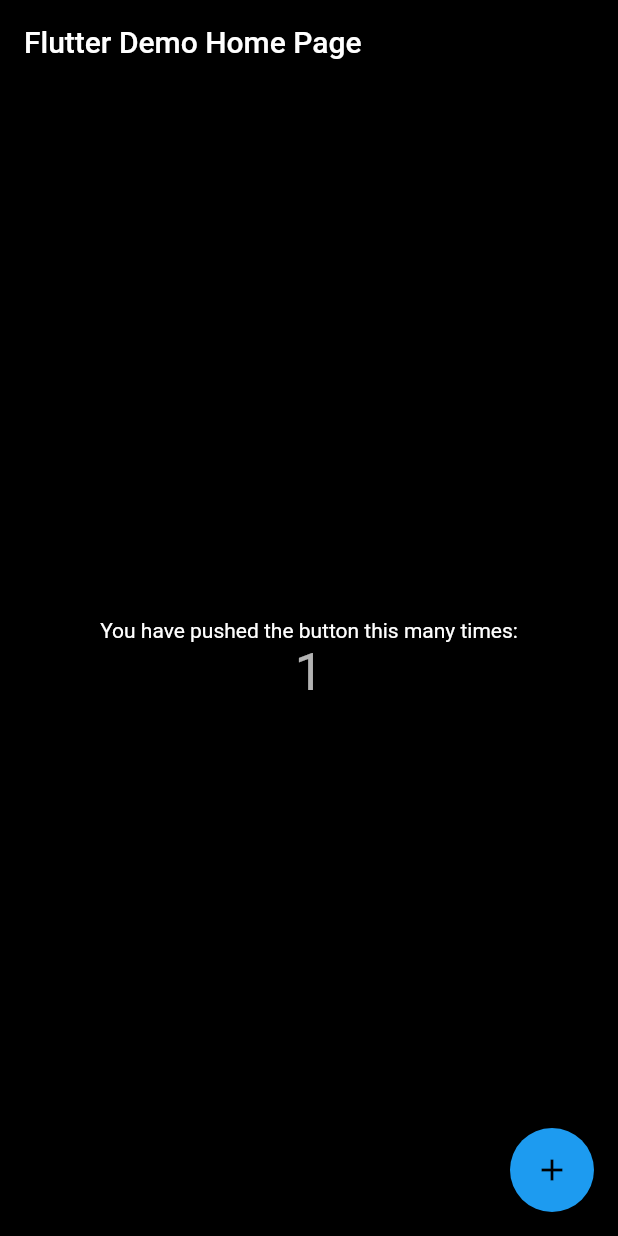
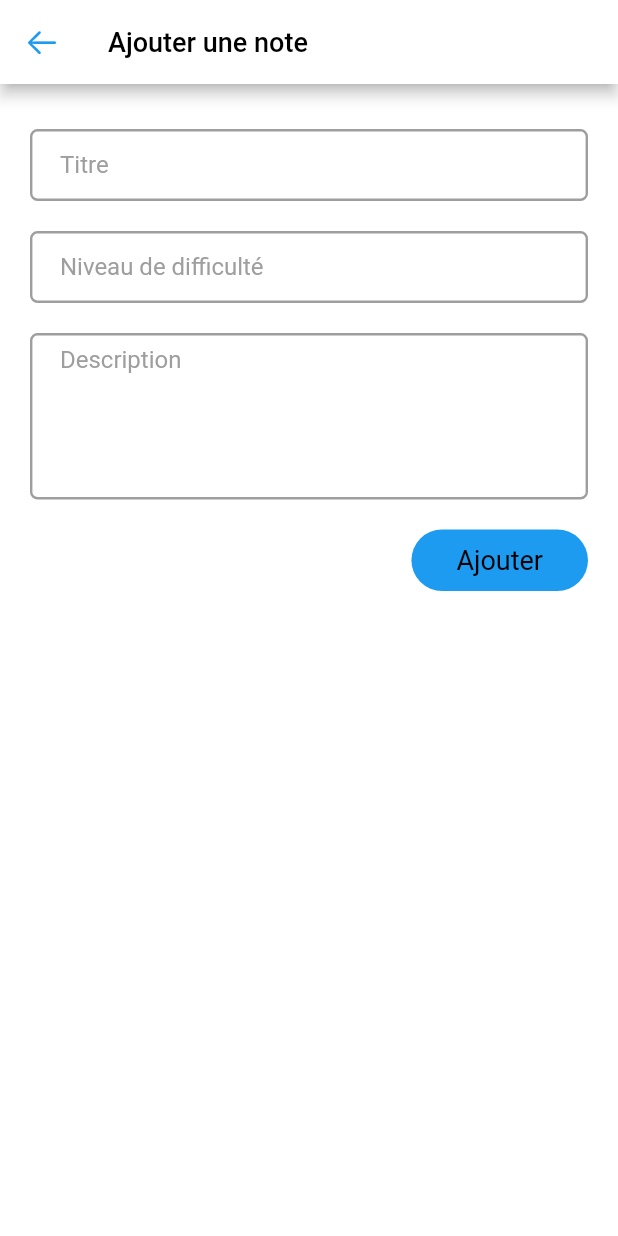
Before and after one commit to patson120/flutter_project_structure, a Flutter app: the screen it shows after launch, after a tap on the "add" icon, on a phone screen of 412 x 824 dp. Run offline on Flutter 3.47's test engine with Material 2 defaults, Android fonts, the light colour scheme and no system bars; our stand-ins replace connectivity_plus, sqflite; accounts and stored records are empty.

Commit message:
Implementation de deux interfaces pour la gestion de mon bloc note

```diff
--- a/lib/components/custom_text_fields.dart
+++ b/lib/components/custom_text_fields.dart
@@ -4,17 +4,29 @@ import 'package:project_structure/theme/Palette.dart';
 class CustomTextField extends StatelessWidget {
   final TextEditingController? controller;
   final String? hintText;
-  const CustomTextField({super.key, this.controller, this.hintText});
+  final int? maxLines;
+  final Color? hintColor;
+  final TextInputType? keyboardType;
+  const CustomTextField({
+    super.key,
+    this.controller,
+    this.hintText,
+    this.maxLines,
+    this.hintColor,
+    this.keyboardType,
+  });
 
   @override
   Widget build(BuildContext context) {
     return TextFormField(
       controller: controller,
-      style: const TextStyle(
+      style: TextStyle(
         fontSize: 16,
-        color: Palette.whiteColor,
+        color: hintColor ?? Colors.black,
         decoration: TextDecoration.none,
       ),
+      keyboardType: keyboardType,
+      maxLines: maxLines ?? 1,
       decoration: InputDecoration(
           focusedBorder: OutlineInputBorder(
               borderRadius: BorderRadius.circular(5),
@@ -23,9 +35,9 @@ class CustomTextField extends StatelessWidget {
           enabledBorder: OutlineInputBorder(
               borderRadius: BorderRadius.circular(5),
               borderSide:
-                  const BorderSide(width: 1.6, color: Palette.greyColor)),
+                  BorderSide(width: 1.6, color: hintColor ?? Colors.grey)),
           hintText: hintText,
-          hintStyle: const TextStyle(fontSize: 16, color: Palette.whiteColor),
+          hintStyle: TextStyle(fontSize: 16, color: hintColor ?? Colors.grey),
           contentPadding:
               const EdgeInsets.symmetric(horizontal: 20, vertical: 8)),
     );
--- a/lib/databases/local/notesDatabase.dart
+++ b/lib/databases/local/notesDatabase.dart
@@ -17,14 +17,12 @@ class NotesDatabase {
 
   Future<Database> _initDB(String filePath) async {
     final dbPath = await getDatabasesPath();
-
     final path = p.join(dbPath, filePath);
-
     return await openDatabase(path, version: 1, onCreate: _onCreateDB);
   }
 
   Future _onCreateDB(Database db, int version) async {
-    final idType = "INTERGER PRIMARY KEY AUTOINCREMENT";
+    final idType = "INTEGER PRIMARY KEY AUTOINCREMENT";
     final booleanType = "BOOLEAN NOT NULL";
     final integerType = "INTEGER NOT NULL";
     final textType = "TEXT NOT NULL";
@@ -37,8 +35,7 @@ class NotesDatabase {
       ${NoteFields.number} $integerType,
       ${NoteFields.title} $textType,
       ${NoteFields.description} $textType,
-      ${NoteFields.time} $textType,
-
+      ${NoteFields.time} $textType
     )
     """);
   }
--- /dev/null
+++ b/lib/features/auth/views/home_view.dart
@@ -0,0 +1,161 @@
+import 'package:flutter/cupertino.dart';
+import 'package:flutter/material.dart';
+import 'package:intl/intl.dart';
+import 'package:project_structure/databases/local/models/notes.dart';
+import 'package:project_structure/databases/local/notesDatabase.dart';
+import 'package:project_structure/features/auth/views/note_form.dart';
+import 'package:project_structure/theme/Palette.dart';
+
+class HomePage extends StatefulWidget {
+  final String title;
+  const HomePage({super.key, required this.title});
+
+  @override
+  State<HomePage> createState() => _HomePageState();
+}
+
+class _HomePageState extends State<HomePage> {
+  // C'est cette classe qui sert de controller
+  List<Note> notes = [];
+  bool isLoading = false;
+
+  @override
+  void initState() {
+    super.initState();
+
+    // Appel de la méthode qui va lister toutes les notes de la base de données
+    refreshNote();
+  }
+
+  @override
+  void dispose() {
+    NotesDatabase.instance.close();
+    super.dispose();
+  }
+
+  Future refreshNote() async {
+    setState(() {
+      isLoading = true;
+    });
+    notes = await NotesDatabase.instance.readAllNotes();
+    setState(() {
+      isLoading = false;
+    });
+  }
+
+  @override
+  Widget build(BuildContext context) {
+    return SafeArea(
+        child: Scaffold(
+      backgroundColor: Colors.white,
+      appBar: AppBar(
+        backgroundColor: Colors.white,
+        elevation: 4,
+        title: Row(
+          children: [
+            const Icon(Icons.edit, color: Palette.blueColor, size: 26),
+            const SizedBox(
+              width: 8,
+            ),
+            Text(
+              widget.title,
+              style: const TextStyle(fontSize: 18, color: Colors.black),
+            ),
+          ],
+        ),
+      ),
+      floatingActionButton: FloatingActionButton(
+        onPressed: () {
+          Navigator.push(
+            context,
+            MaterialPageRoute(builder: (context) => const NoteForm()),
+          );
+        },
+        tooltip: 'Ajouter une note',
+        child: const Icon(Icons.add),
+      ),
+      body: Padding(
+        padding: const EdgeInsets.symmetric(horizontal: 20),
+        child: ListView(children: <Widget>[
+          const SizedBox(
+            height: 20,
+          ),
+          notes.isEmpty
+              ? Container(
+                  height: 350,
+                  decoration: const BoxDecoration(),
+                  child: const Align(
+                    alignment: Alignment.center,
+                    child: Text(
+                      "Aucune note présente",
+                      style: TextStyle(fontSize: 18, color: Colors.black),
+                    ),
+                  ),
+                )
+              : Container(),
+          ...List.generate(
+              notes.length,
+              (index) => Padding(
+                    padding: const EdgeInsets.symmetric(vertical: 10.0),
+                    child: Card(
+                      color: Palette.blueColor.withOpacity(0.1),
+                      elevation: 0,
+                      child: Padding(
+                        padding: const EdgeInsets.symmetric(
+                            vertical: 10, horizontal: 10),
+                        child: Column(
+                          crossAxisAlignment: CrossAxisAlignment.start,
+                          children: [
+                            Align(
+                              alignment: Alignment.topRight,
+                              child: Text(
+                                  DateFormat.yMMMd()
+                                      .format(notes[index].createdTime),
+                                  style: const TextStyle(
+                                      fontSize: 13, color: Palette.blueColor)),
+                            ),
+                            const SizedBox(
+                              height: 6,
+                            ),
+                            Row(
+                              children: [
+                                Container(
+                                    height: 20,
+                                    width: 20,
+                                    decoration: BoxDecoration(
+                                        color: Colors.green.withOpacity(0.5),
+                                        shape: BoxShape.circle),
+                                    child: Center(
+                                      child: Text(
+                                          notes[index].number.toString(),
+                                          style: TextStyle(
+                                              fontSize: 11,
+                                              color: Colors.white
+                                                  .withOpacity(0.6))),
+                                    )),
+                                const SizedBox(
+                                  width: 10,
+                                ),
+                                Text(notes[index].title.toString(),
+                                    style: TextStyle(
+                                        fontSize: 16,
+                                        color: Colors.black.withOpacity(0.6))),
+                              ],
+                            ),
+                            const SizedBox(
+                              height: 8,
+                            ),
+                            Text(notes[index].description.toString(),
+                                style: TextStyle(
+                                    fontSize: 14,
+                                    color: Colors.black.withOpacity(0.8))),
+                          ],
+                        ),
+                      ),
+                    ),
+                  ))
+        ]),
+      ),
+    ));
+  }
+}
--- /dev/null
+++ b/lib/features/auth/views/note_form.dart
@@ -0,0 +1,152 @@
+import 'package:flutter/cupertino.dart';
+import 'package:flutter/material.dart';
+import 'package:project_structure/components/custom_text_fields.dart';
+import 'package:project_structure/databases/local/models/notes.dart';
+import 'package:project_structure/databases/local/notesDatabase.dart';
+import 'package:project_structure/theme/Palette.dart';
+
+class NoteForm extends StatefulWidget {
+  const NoteForm({super.key});
+
+  @override
+  State<NoteForm> createState() => _NoteFormState();
+}
+
+class _NoteFormState extends State<NoteForm> {
+  final TextEditingController titleController = TextEditingController();
+  final TextEditingController descriptionController = TextEditingController();
+  final TextEditingController numberController = TextEditingController();
+  @override
+  void initState() {
+    super.initState();
+  }
+
+  @override
+  void dispose() {
+    super.dispose();
+  }
+
+  void showSnackBar(String message) {
+    final snackBar = SnackBar(
+      elevation: 4,
+      backgroundColor: Palette.blueColor,
+      showCloseIcon: true,
+      content: Text(
+        message,
+        style: const TextStyle(color: Palette.whiteColor, fontSize: 14),
+      ),
+      action: SnackBarAction(
+        label: '',
+        onPressed: () {
+          // Some code to undo the change.
+        },
+      ),
+    );
+    // Find the ScaffoldMessenger in the widget tree
+    // and use it to show a SnackBar.
+    ScaffoldMessenger.of(context).showSnackBar(snackBar);
+  }
+
+  Future<void> addNote() async {
+    if (titleController.text.isEmpty) {
+      showSnackBar("Le titre ne peut être vide");
+      return;
+    }
+
+    if (numberController.text.isEmpty) {
+      showSnackBar("Le niveau ne peut être vide");
+      return;
+    }
+
+    if (descriptionController.text.isEmpty) {
+      showSnackBar("La description ne peut être vide");
+      return;
+    }
+
+    Note note = Note(
+        isImportant: true,
+        number: numberController.text.isNotEmpty
+            ? int.parse(numberController.text)
+            : 0,
+        title: titleController.text,
+        description: descriptionController.text,
+        createdTime: DateTime.now());
+    note = await NotesDatabase.instance.create(note);
+    Navigator.pop(context);
+  }
+
+  @override
+  Widget build(BuildContext context) {
+    return SafeArea(
+        child: Scaffold(
+      backgroundColor: Palette.whiteColor,
+      appBar: AppBar(
+        backgroundColor: Palette.whiteColor,
+        elevation: 4,
+        leading: InkWell(
+            onTap: () {
+              Navigator.pop(context);
+            },
+            child: const Icon(CupertinoIcons.arrow_left,
+                color: Palette.blueColor, size: 24)),
+        title: const Text(
+          "Ajouter une note",
+          style: TextStyle(fontSize: 18, color: Colors.black),
+        ),
+      ),
+      body: SingleChildScrollView(
+        child: Padding(
+          padding: const EdgeInsets.symmetric(horizontal: 20),
+          child: Column(
+              mainAxisAlignment: MainAxisAlignment.start,
+              crossAxisAlignment: CrossAxisAlignment.start,
+              children: [
+                const SizedBox(
+                  height: 30,
+                ),
+                CustomTextField(
+                  controller: titleController,
+                  hintText: "Titre",
+                ),
+                const SizedBox(
+                  height: 20,
+                ),
+                CustomTextField(
+                  controller: numberController,
+                  hintText: "Niveau de difficulté",
+                  keyboardType: TextInputType.number,
+                ),
+                const SizedBox(height: 20),
+                CustomTextField(
+                  controller: descriptionController,
+                  hintText: "Description",
+                  maxLines: 5,
+                ),
+                const SizedBox(
+                  height: 20,
+                ),
+                Align(
+                  alignment: Alignment.topRight,
+                  child: InkWell(
+                    onTap: () async {
+                      await addNote();
+                    },
+                    child: Container(
+                      padding: const EdgeInsets.symmetric(
+                          horizontal: 30, vertical: 10),
+                      decoration: BoxDecoration(
+                          color: Palette.blueColor,
+                          borderRadius: BorderRadius.circular(40)),
+                      child: const Text(
+                        "Ajouter",
+                        style: TextStyle(fontSize: 18, color: Colors.black),
+                      ),
+                    ),
+                  ),
+                )
+              ]),
+        ),
+      ),
+    ));
+  }
+}
--- a/lib/main.dart
+++ b/lib/main.dart
@@ -1,4 +1,5 @@
 import 'package:flutter/material.dart';
+import 'package:project_structure/features/auth/views/home_view.dart';
 import 'package:project_structure/theme/App_theme.dart';
 
 void main() {
@@ -12,9 +13,10 @@ class MyApp extends StatelessWidget {
   @override
   Widget build(BuildContext context) {
     return MaterialApp(
-      title: 'Flutter Demo',
+      title: 'Note Book',
       theme: AppTheme.theme,
-      home: const MyHomePage(title: 'Flutter Demo Home Page'),
+      home: const HomePage(title: 'Note Book'),
+      debugShowCheckedModeBanner: false,
     );
   }
 }
--- a/pubspec.yaml
+++ b/pubspec.yaml
@@ -38,6 +38,7 @@ dependencies:
   sqflite: ^2.2.6
   path: ^1.8.2
   connectivity_plus: ^3.0.3
+  intl: ^0.18.0
 
 dev_dependencies:
   flutter_test:
```
Also changed, not shown: pubspec.lock.
